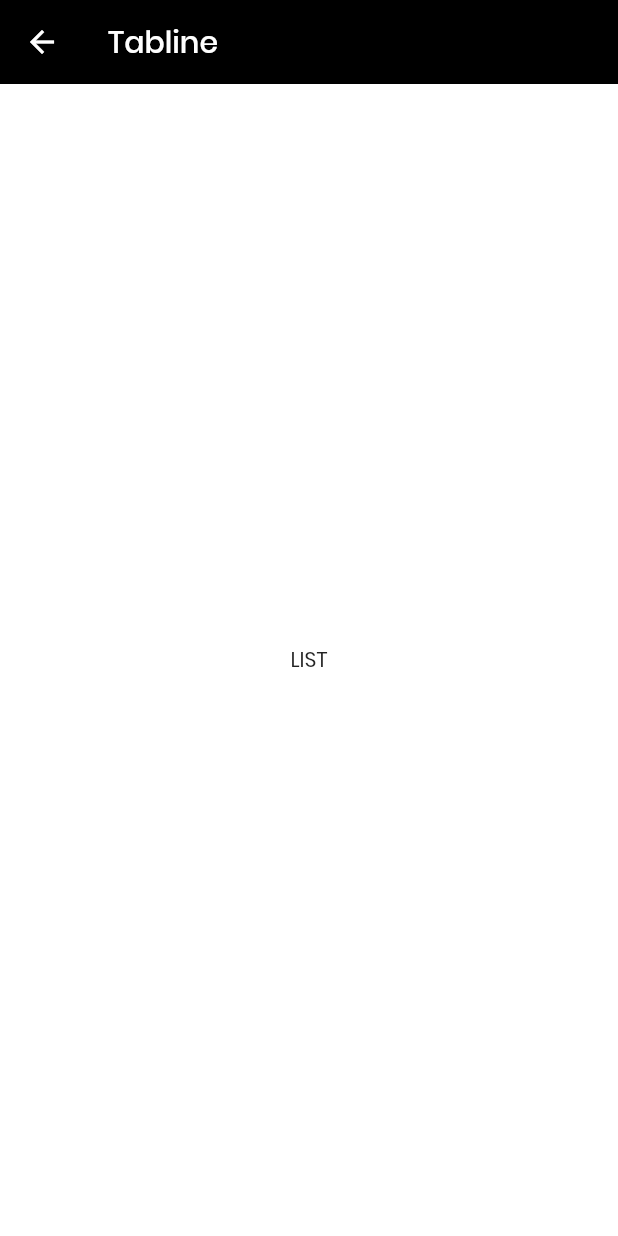
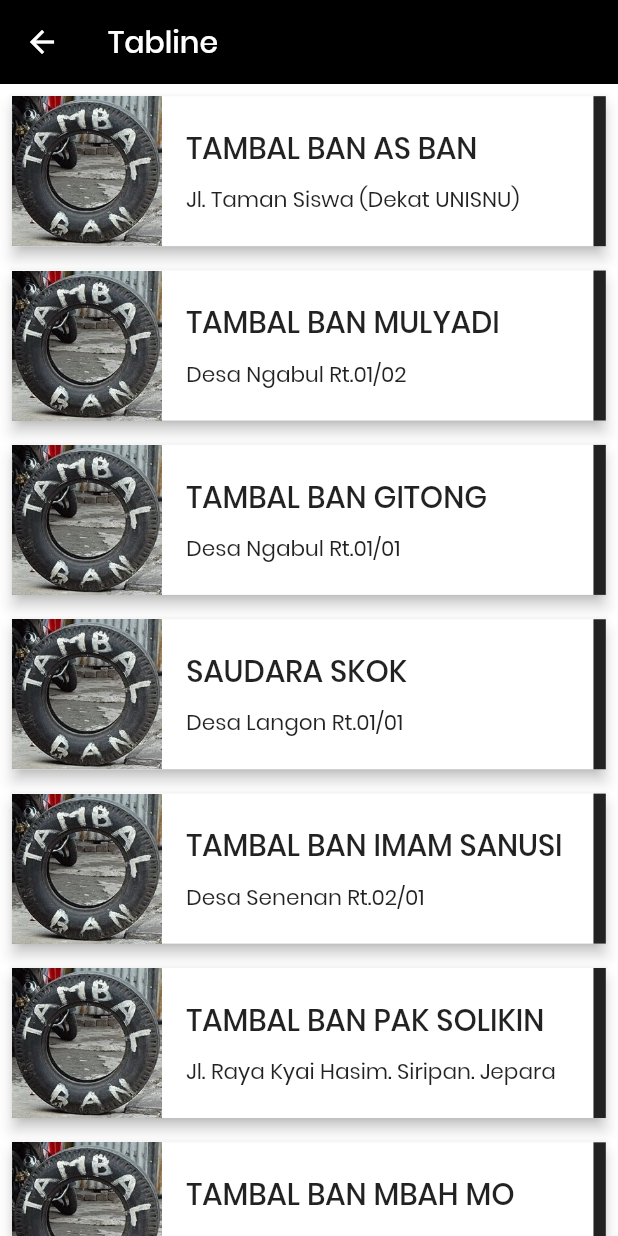
Before and after one commit to MashudiSudonym/tabline-mobile, a Flutter app: the ListScreen screen opened directly, on a phone screen of 412 x 824 dp. Run offline on Flutter 3.47's test engine with Material 2 defaults, Android fonts, the phone set to English and light mode, and no system bars; our stand-ins replace auto_route, flutter_staggered_animations, flutter_svg, font_awesome_flutter; project files that could hold a hidden picture were left out.

Commit message:
configure list tambal ban

```diff
--- /dev/null
+++ b/lib/models/location.dart
@@ -0,0 +1,89 @@
+class Location {
+  final String name;
+  final String address;
+  final String phone;
+  final double latitute;
+  final double longitude;
+
+  Location(
+    this.name,
+    this.address,
+    this.phone,
+    this.latitute,
+    this.longitude,
+  );
+}
+
+// data location
+List<Location> locations = [
+  Location(
+    'Tambal Ban AS Ban',
+    'Jl. Taman Siswa (Dekat UNISNU)',
+    '+6285293314704',
+    -6.6170763,
+    110.6924237,
+  ),
+  Location(
+    'Tambal Ban Mulyadi',
+    'Desa Ngabul Rt.01/02',
+    '-',
+    -6.6392194,
+    110.7087881,
+  ),
+  Location(
+    'Tambal Ban Gitong',
+    'Desa Ngabul Rt.01/01',
+    '-',
+    -6.6337386,
+    110.7049787,
+  ),
+  Location(
+    'Saudara Skok',
+    'Desa Langon Rt.01/01',
+    '+6281326729089',
+    -6.6326014,
+    110.7046115,
+  ),
+  Location(
+    'Tambal Ban Imam Sanusi',
+    'Desa Senenan Rt.02/01',
+    '085879944503',
+    -6.6068795,
+    110.6817997,
+  ),
+  Location(
+    'Tambal Ban Pak Solikin',
+    'Jl. Raya Kyai Hasim. Siripan. Jepara',
+    '-',
+    -6.5978458,
+    110.6773429,
+  ),
+  Location(
+    'Tambal Ban Mbah Mo',
+    'Desa Tegal Sambi',
+    '-',
+    -6.6141109,
+    110.6527033,
+  ),
+  Location(
+    'Tambal Ban Mas Arvid',
+    'Jl. Sultan Hadlirin. Tegal Sambi. Jepara',
+    '085643162379',
+    -6.6174193,
+    110.6587759,
+  ),
+  Location(
+    'Tambal Ban Pak Zim',
+    'Desa Tegal Sambi Rt.11/02',
+    '085290126379',
+    -6.6173675,
+    110.6513857,
+  ),
+  Location(
+    'Tambal Ban Ariyanto',
+    'Desa Krapyak Rt.02/05',
+    '-',
+    -6.6069816,
+    110.6651479,
+  ),
+];
--- a/lib/screens/list_screen.dart
+++ b/lib/screens/list_screen.dart
@@ -1,4 +1,9 @@
 import 'package:flutter/material.dart';
+import 'package:flutter_staggered_animations/flutter_staggered_animations.dart';
+import 'package:flutter_svg/svg.dart';
+import 'package:font_awesome_flutter/font_awesome_flutter.dart';
+import 'package:tabline/models/location.dart';
+import 'package:url_launcher/url_launcher.dart';
 
 class ListScreen extends StatefulWidget {
   @override
@@ -18,8 +23,86 @@ class _ListScreenState extends State<ListScreen> {
         ),
         elevation: 0.0,
       ),
-      body: Center(
-        child: Text('LIST'),
+      body: ListView.builder(
+        physics: BouncingScrollPhysics(),
+        itemCount: locations.length,
+        itemBuilder: (context, index) {
+          return AnimationConfiguration.staggeredList(
+            position: index,
+            duration: Duration(milliseconds: 375),
+            child: SlideAnimation(
+              horizontalOffset: 50.0,
+              child: FadeInAnimation(
+                child: Padding(
+                  padding: EdgeInsets.all(
+                      MediaQuery.of(context).size.width / 100 * 1),
+                  child: Card(
+                    elevation: 4.0,
+                    shape: Border(
+                      right: BorderSide(
+                        color: Colors.black87,
+                        width: MediaQuery.of(context).size.width / 100 * 2,
+                      ),
+                    ),
+                    child: Row(
+                      children: [
+                        ConstrainedBox(
+                          constraints: BoxConstraints(
+                            minWidth: 44,
+                            minHeight: 44,
+                            maxWidth: 100,
+                            maxHeight: 100,
+                          ),
+                          child: Image(
+                            image: AssetImage('assets/jpg/gambar-tb.jpg'),
+                            fit: BoxFit.cover,
+                          ),
+                        ),
+                        SizedBox(
+                          width: MediaQuery.of(context).size.width / 100 * 4,
+                        ),
+                        Flexible(
+                          child: Column(
+                            crossAxisAlignment: CrossAxisAlignment.start,
+                            children: [
+                              Text(
+                                '${locations[index].name.toUpperCase()}',
+                                overflow: TextOverflow.ellipsis,
+                                style: TextStyle(
+                                  fontSize: MediaQuery.of(context).size.width /
+                                      100 *
+                                      4.8,
+                                  fontWeight: FontWeight.w500,
+                                ),
+                              ),
+                              SizedBox(
+                                height: MediaQuery.of(context).size.height /
+                                    100 *
+                                    1,
+                              ),
+                              Text(
+                                '${locations[index].address}',
+                                overflow: TextOverflow.ellipsis,
+                                style: TextStyle(
+                                  fontSize: MediaQuery.of(context).size.width /
+                                      100 *
+                                      3.5,
+                                ),
+                              ),
+                            ],
+                          ),
+                        ),
+                        SizedBox(
+                          width: MediaQuery.of(context).size.width / 100 * 2,
+                        ),
+                      ],
+                    ),
+                  ),
+                ),
+              ),
+            ),
+          );
+        },
       ),
     );
   }
--- a/pubspec.yaml
+++ b/pubspec.yaml
@@ -40,6 +40,7 @@ dependencies:
   awesome_dialog: ^1.1.3
   provider: ^4.3.2
   circular_bottom_navigation: ^1.0.1
+  url_launcher: ^5.5.1
 
 dev_dependencies:
   flutter_test:
@@ -61,6 +62,7 @@ flutter:
   #   - images/a_dot_burr.jpeg
   #   - images/a_dot_ham.jpeg
   assets:
+    - assets/jpg/
     - assets/png/
     - assets/lottie/
     - assets/svg/
```
Also changed, not shown: assets/jpg/gambar-tb.jpg (added), pubspec.lock, 2 other files.
